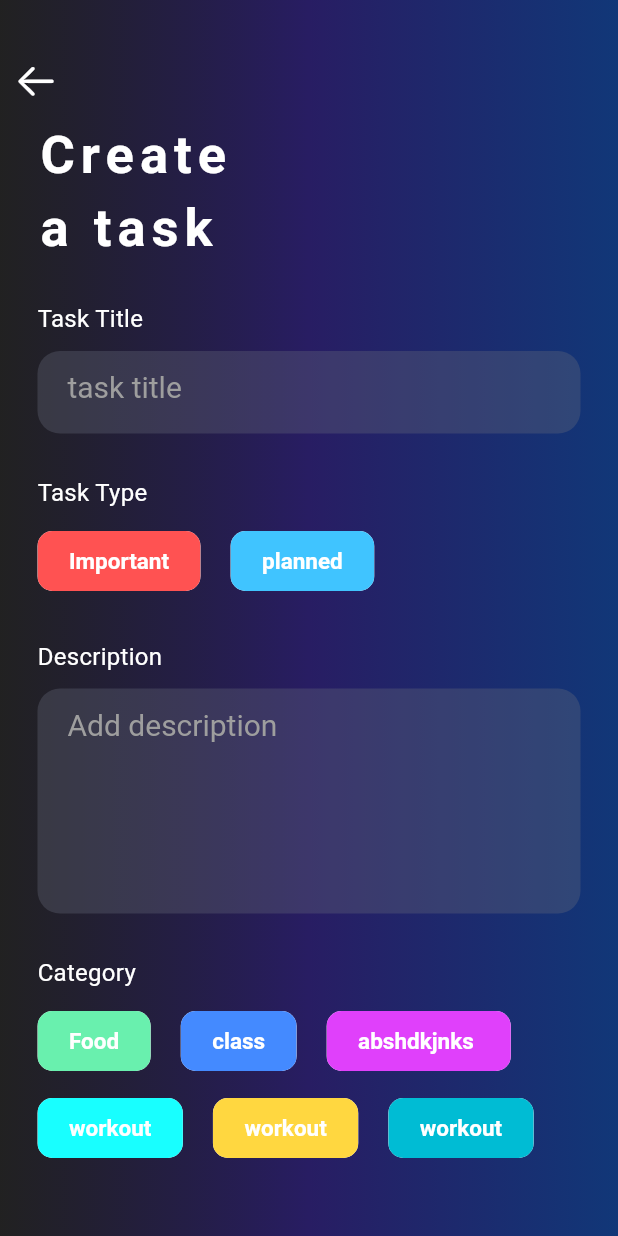
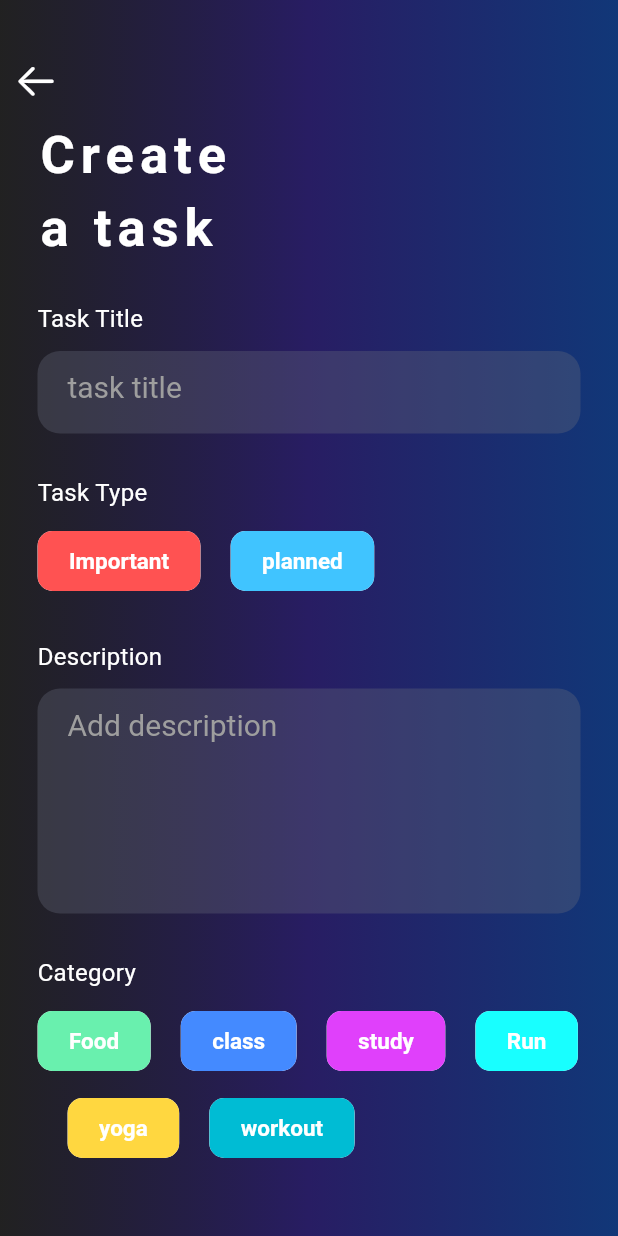
Before and after one commit to ayush-1601/todo-app, a Flutter app: the AddTodoPage screen opened directly, on a phone screen of 412 x 824 dp. Run offline on Flutter 3.47's test engine with Material 2 defaults, Android fonts, the phone set to English and light mode, and no system bars; our stand-ins replace cloud_firestore, firebase_auth, firebase_core, flutter_secure_storage, flutter_svg, google_sign_in and 1 more; accounts and stored records are empty.

Commit message:
Create and read operations

```diff
--- a/lib/main.dart
+++ b/lib/main.dart
@@ -45,6 +45,6 @@ class _MyAppState extends State<MyApp> {
   // This widget is the root of your application.
   @override
   Widget build(BuildContext context) {
-    return AddTodoPage();
+    return HomePage();
   }
 }
--- a/lib/pages/addTodoPage.dart
+++ b/lib/pages/addTodoPage.dart
@@ -1,3 +1,4 @@
+import 'package:cloud_firestore/cloud_firestore.dart';
 import 'package:flutter/cupertino.dart';
 import 'package:flutter/material.dart';
 
@@ -9,6 +10,10 @@ class AddTodoPage extends StatefulWidget {
 }
 
 class _AddTodoPageState extends State<AddTodoPage> {
+  TextEditingController _taskController = TextEditingController();
+  TextEditingController _descController = TextEditingController();
+  String type = "";
+  String category = "";
   @override
   Widget build(BuildContext context) {
     return Scaffold(
@@ -93,27 +98,27 @@ class _AddTodoPageState extends State<AddTodoPage> {
                       height: 12,
                     ),
                     Wrap(runSpacing: 10, children: [
-                      chipData("Food", Colors.greenAccent),
+                      categoryData("Food", Colors.greenAccent),
                       SizedBox(
                         width: 20,
                       ),
-                      chipData("class", Colors.blueAccent),
+                      categoryData("class", Colors.blueAccent),
                       SizedBox(
                         width: 20,
                       ),
-                      chipData("abshdkjnks ", Colors.purpleAccent),
+                      categoryData("study", Colors.purpleAccent),
                       SizedBox(
                         width: 20,
                       ),
-                      chipData("workout", Colors.cyanAccent),
+                      categoryData("Run", Colors.cyanAccent),
                       SizedBox(
                         width: 20,
                       ),
-                      chipData("workout", Colors.amberAccent),
+                      categoryData("yoga", Colors.amberAccent),
                       SizedBox(
                         width: 20,
                       ),
-                      chipData("workout", Colors.cyan),
+                      categoryData("workout", Colors.cyan),
                     ]),
                     SizedBox(
                       height: 50,
@@ -133,18 +138,29 @@ class _AddTodoPageState extends State<AddTodoPage> {
   }
 
   Widget button() {
-    return Container(
+    return InkWell(
+      onTap: () {
+        FirebaseFirestore.instance.collection("todo").add({
+          "title": _taskController.text,
+          "category": category,
+          "task": type,
+          "description": _descController.text,
+        });
+        Navigator.pop(context);
+      },
+      child: Container(
         height: 55,
         width: MediaQuery.of(context).size.width,
         decoration: BoxDecoration(
             borderRadius: BorderRadius.circular(15),
-          gradient:
-              LinearGradient(colors: [Colors.indigoAccent, Colors.pinkAccent])),
+            gradient: LinearGradient(
+                colors: [Colors.indigoAccent, Colors.pinkAccent])),
         child: Center(
           child: Text(
             "Add Task",
             style: TextStyle(
                 color: Colors.white, fontSize: 25, fontWeight: FontWeight.bold),
+          ),
         ),
       ),
     );
@@ -158,6 +174,7 @@ class _AddTodoPageState extends State<AddTodoPage> {
           color: Color.fromARGB(87, 102, 106, 122),
           borderRadius: BorderRadius.circular(15)),
       child: TextFormField(
+        controller: _descController,
         style: TextStyle(color: Colors.grey, fontSize: 20),
         maxLines: null,
         decoration: InputDecoration(
@@ -170,8 +187,14 @@ class _AddTodoPageState extends State<AddTodoPage> {
   }
 
   Widget chipData(String label, Color colr) {
-    return Chip(
-      backgroundColor: colr,
+    return InkWell(
+      onTap: () {
+        setState(() {
+          type = label;
+        });
+      },
+      child: Chip(
+        backgroundColor: type == label ? Colors.black : colr,
         shape: RoundedRectangleBorder(borderRadius: BorderRadius.circular(10)),
         label: Text(
           label,
@@ -179,6 +202,27 @@ class _AddTodoPageState extends State<AddTodoPage> {
               color: Colors.white, fontSize: 15, fontWeight: FontWeight.bold),
         ),
         labelPadding: EdgeInsets.symmetric(horizontal: 17, vertical: 4),
+      ),
+    );
+  }
+
+  Widget categoryData(String label, Color colr) {
+    return InkWell(
+      onTap: () {
+        setState(() {
+          category = label;
+        });
+      },
+      child: Chip(
+        backgroundColor: category == label ? Colors.black : colr,
+        shape: RoundedRectangleBorder(borderRadius: BorderRadius.circular(10)),
+        label: Text(
+          label,
+          style: TextStyle(
+              color: Colors.white, fontSize: 15, fontWeight: FontWeight.bold),
+        ),
+        labelPadding: EdgeInsets.symmetric(horizontal: 17, vertical: 4),
+      ),
     );
   }
 
@@ -190,6 +234,7 @@ class _AddTodoPageState extends State<AddTodoPage> {
           color: Color.fromARGB(87, 102, 106, 122),
           borderRadius: BorderRadius.circular(15)),
       child: TextFormField(
+        controller: _taskController,
         style: TextStyle(color: Colors.grey, fontSize: 20),
         decoration: InputDecoration(
             border: InputBorder.none,
--- a/pubspec.yaml
+++ b/pubspec.yaml
@@ -42,6 +42,7 @@ dependencies:
   google_sign_in: ^5.4.2
   flutter_secure_storage: ^7.0.1
   otp_text_field: ^1.1.3
+  cloud_firestore: ^4.4.2
 
 dev_dependencies:
   flutter_test:
```
Also changed, not shown: lib/pages/home_page.dart (+59 -70 lines), pubspec.lock, 2 other files. Lines whose indentation alone changed are shown as unchanged.
